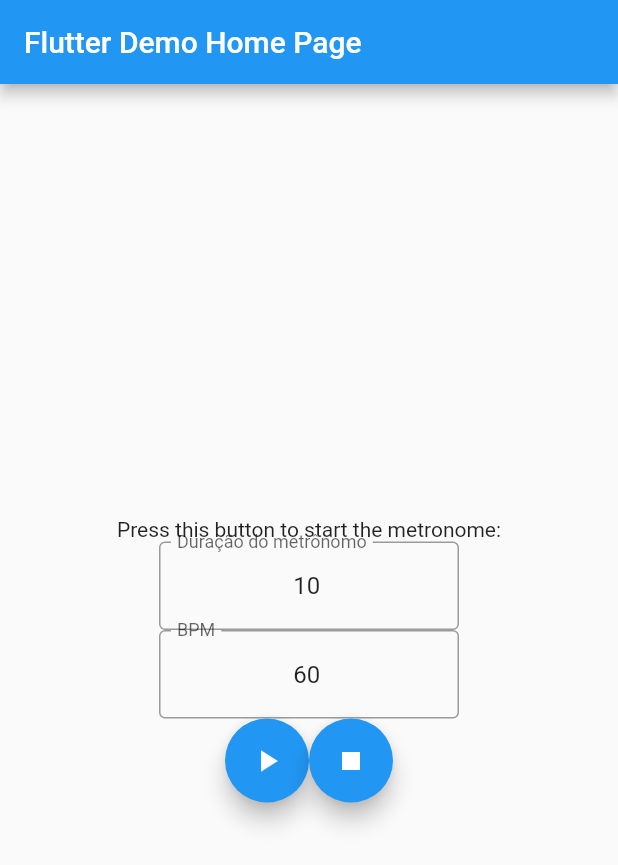
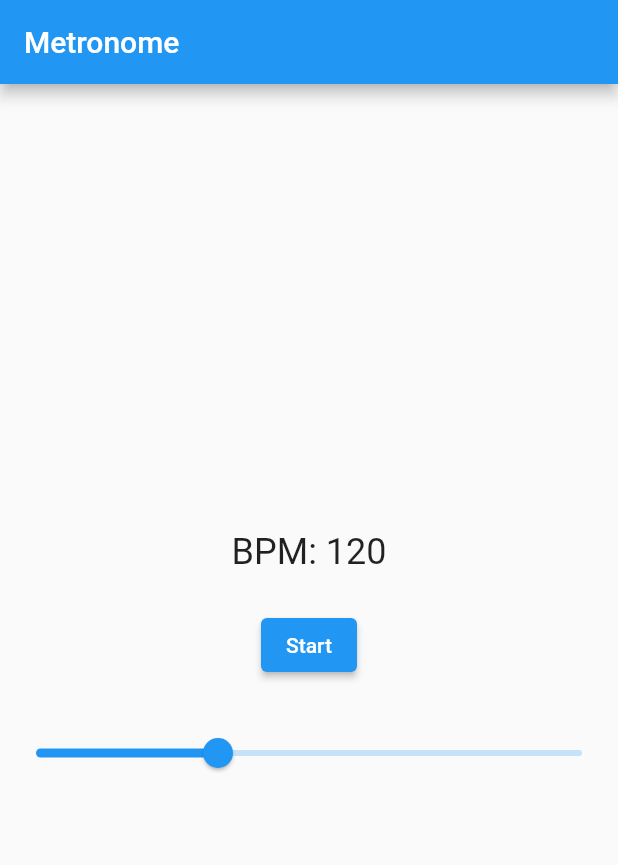
Before and after one commit to silveira42/metronome-app, a Flutter app: the screen it shows after launch, on a phone screen of 412 x 824 dp. Shown: the top 865 px of the screen. Run offline on Flutter 3.47's test engine with Material 2 defaults, Android fonts, the phone set to English and light mode, and no system bars; our stand-ins replace audioplayers.

Commit message:
Refactoring into first functional version

```diff
--- a/lib/main.dart
+++ b/lib/main.dart
@@ -1,14 +1,12 @@
 import 'package:flutter/material.dart';
 import 'package:audioplayers/audioplayers.dart';
-import 'package:flutter/services.dart';
+import 'dart:async';
 
 void main() {
   runApp(const MyApp());
 }
 
 final player = AudioPlayer();
-final durationcounter = Stopwatch();
-final beatcounter = Stopwatch();
 
 class MyApp extends StatelessWidget {
   const MyApp({super.key});
@@ -20,125 +18,80 @@ class MyApp extends StatelessWidget {
       theme: ThemeData(
         primarySwatch: Colors.blue,
       ),
-      home: const MyHomePage(
-          title: 'Flutter Demo Home Page', bpm: '60', duration: '10'),
+      home: Metronome(),
     );
   }
 }
 
-class MyHomePage extends StatefulWidget {
-  const MyHomePage(
-      {super.key,
-      required this.title,
-      required this.bpm,
-      required this.duration});
-
-  final String title;
-  final String bpm;
-  final String duration;
-
+class Metronome extends StatefulWidget {
   @override
-  State<MyHomePage> createState() => _MyHomePageState();
+  _MetronomeState createState() => _MetronomeState();
 }
 
-class _MyHomePageState extends State<MyHomePage> {
-  void beatcontrol(String action, String pduration, String pbpm) async {
-    var bpm = int.parse(pbpm);
-    var duration = int.parse(pduration);
+class _MetronomeState extends State<Metronome> {
+  Timer? _timer;
+  bool _isPlaying = false;
+  int _bpm = 120;
 
-    durationcounter.reset();
-    beatcounter.reset();
-    durationcounter.start();
-    beatcounter.start();
-
-    //TODO: find way to create beep instead of play mp3 due to delay.
-
-    await player.setSource(AssetSource('metronome_basic_sound.mp3'));
-    await player.resume();
-    while (durationcounter.elapsedMilliseconds <= 1000 * duration) {
-      if (beatcounter.elapsedMilliseconds == (60 / bpm) * 1000) {
-        await player.setSource(AssetSource('metronome_basic_sound.mp3'));
-        await player.resume();
-        beatcounter.reset();
-      }
+  Future<void> _playClickSound() async {
+    await player.stop();
+    await player.play(AssetSource('metronome_basic_sound.mp3'));
   }
 
-    durationcounter.reset();
-    durationcounter.stop();
-    beatcounter.stop();
+  void _startStopMetronome() {
+    if (_isPlaying) {
+      _timer?.cancel();
+    } else {
+      final int delay = (60 / _bpm * 1000).round();
+      _timer = Timer.periodic(Duration(milliseconds: delay), (timer) {
+        _playClickSound();
+      });
     }
-
-  TextEditingController contbpm = TextEditingController();
-  TextEditingController contduration = TextEditingController();
-
-  @override
-  void initState() {
-    contbpm.text = widget.bpm;
-    contduration.text = widget.duration;
-    super.initState();
+    setState(() {
+      _isPlaying = !_isPlaying;
+    });
   }
 
   @override
   Widget build(BuildContext context) {
     return Scaffold(
       appBar: AppBar(
-          title: Text(widget.title),
+        title: const Text('Metronome'),
       ),
       body: Center(
         child: Column(
           mainAxisAlignment: MainAxisAlignment.center,
-            children: <Widget>[
-              const Text(
-                'Press this button to start the metronome:',
+          children: [
+            Text(
+              'BPM: $_bpm',
+              style: const TextStyle(fontSize: 24.0),
             ),
-              SizedBox(
-                width: 200,
-                child: TextField(
-                  decoration: const InputDecoration(
-                    labelText: 'Duração do metrônomo',
-                    border: OutlineInputBorder(),
+            const SizedBox(height: 24.0),
+            ElevatedButton(
+              onPressed: _startStopMetronome,
+              child: Text(_isPlaying ? 'Stop' : 'Start'),
             ),
-                  controller: contduration,
-                  keyboardType: TextInputType.number,
-                  inputFormatters: <TextInputFormatter>[
-                    FilteringTextInputFormatter.allow(RegExp(r'[0-9]')),
+            const SizedBox(height: 24.0),
+            Slider(
+              value: _bpm.toDouble(),
+              min: 60,
+              max: 240,
+              onChanged: (value) {
+                setState(() {
+                  _bpm = value.round();
+                });
+              },
+            ),
           ],
-                  textAlign: TextAlign.center,
         ),
       ),
-              SizedBox(
-                width: 200,
-                child: TextField(
-                  decoration: const InputDecoration(
-                    labelText: 'BPM',
-                    border: OutlineInputBorder(),
-                  ),
-                  controller: contbpm,
-                  keyboardType: TextInputType.number,
-                  inputFormatters: <TextInputFormatter>[
-                    FilteringTextInputFormatter.allow(RegExp(r'[0-9]')),
-                  ],
-                  textAlign: TextAlign.center,
-                ),
-              ),
-              Row(
-                mainAxisAlignment: MainAxisAlignment.center,
-                children: [
-                  FloatingActionButton(
-                    onPressed: () =>
-                        beatcontrol("start", contduration.text, contbpm.text),
-                    tooltip: 'Play',
-                    child: const Icon(Icons.play_arrow),
-                  ),
-                  FloatingActionButton(
-                    onPressed: () => beatcontrol("stop", "0", "0"),
-                    tooltip: 'Stop',
-                    child: const Icon(Icons.stop),
-                  ),
-                ],
-              )
-            ],
-          ),
-        ));
+    );
+  }
+
+  @override
+  void dispose() {
+    _timer?.cancel();
+    player.dispose();
+    super.dispose();
   }
 }
```
Lines whose indentation alone changed are shown as unchanged.
